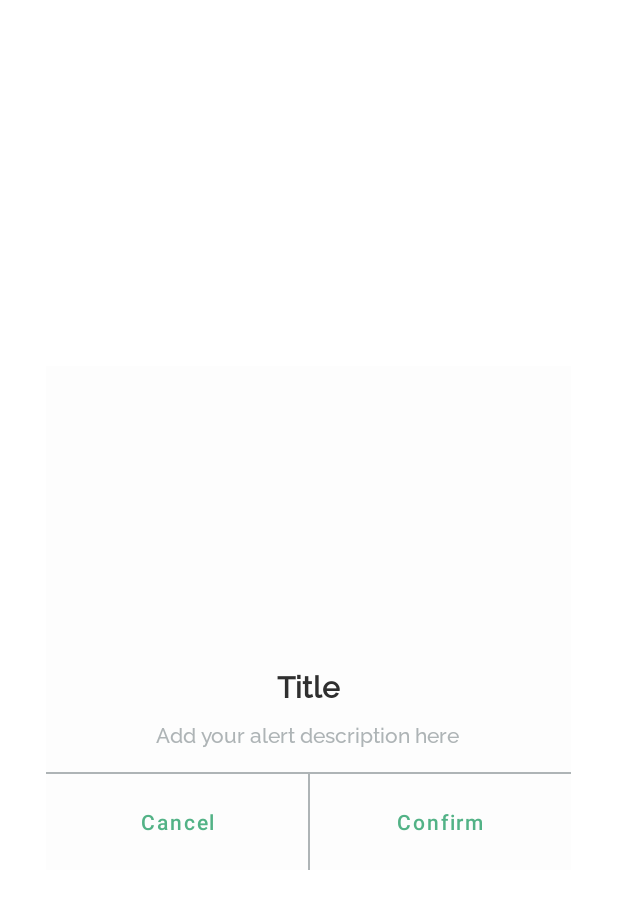
After one commit to ChickenCombo/disaster-online-reporting-application, an Android app: the layout alert_dialog.xml on its own in the app's theme, with its tools: preview values and no code run, on a phone screen of 412 x 824 dp. The commit adds this screen. Shown: the top 909 px of the screen. Run offline under Robolectric (Android 15) with nearby library versions, the phone set to English and light mode, and no system bars.

Commit message:
Added custom alert dialogs

```diff
--- /dev/null
+++ b/app/src/main/res/drawable/bg_alert_dialog.xml
@@ -0,0 +1,6 @@
+<?xml version="1.0" encoding="utf-8"?>
+<shape xmlns:android="http://schemas.android.com/apk/res/android"
+    android:shape="rectangle">
+    <solid android:color="@color/white" />
+    <corners android:radius="12sp" />
+</shape>
--- /dev/null
+++ b/app/src/main/res/layout/alert_dialog.xml
@@ -0,0 +1,104 @@
+<?xml version="1.0" encoding="utf-8"?>
+<androidx.constraintlayout.widget.ConstraintLayout xmlns:android="http://schemas.android.com/apk/res/android"
+    android:layout_width="350dp"
+    android:layout_gravity="center"
+    android:layout_height="wrap_content"
+    android:background="@color/safe_white"
+    xmlns:app="http://schemas.android.com/apk/res-auto">
+
+    <ImageView
+        android:id="@+id/ivAlertImage"
+        android:layout_width="match_parent"
+        android:layout_height="150dp"
+        android:layout_marginStart="16dp"
+        android:layout_marginTop="32dp"
+        android:layout_marginEnd="16dp"
+        app:layout_constraintEnd_toEndOf="parent"
+        app:layout_constraintStart_toStartOf="parent"
+        app:layout_constraintTop_toTopOf="parent" />
+
+    <TextView
+        android:id="@+id/tvAlertTitle"
+        android:layout_width="wrap_content"
+        android:layout_height="wrap_content"
+        android:layout_marginStart="8dp"
+        android:layout_marginTop="16dp"
+        android:layout_marginEnd="8dp"
+        android:text="Title"
+        android:fontFamily="@font/raleway"
+        android:textStyle="bold"
+        android:textColor="@color/safe_black"
+        android:textSize="20sp"
+        app:layout_constraintEnd_toEndOf="parent"
+        app:layout_constraintStart_toStartOf="parent"
+        app:layout_constraintTop_toBottomOf="@+id/ivAlertImage" />
+
+    <TextView
+        android:id="@+id/tvAlertDescription"
+        android:layout_width="0dp"
+        android:layout_height="wrap_content"
+        android:layout_marginStart="16dp"
+        android:layout_marginTop="8dp"
+        android:layout_marginEnd="18dp"
+        android:fontFamily="@font/raleway"
+        android:text="Add your alert description here"
+        android:textAlignment="center"
+        android:textColor="@color/primary_gray"
+        app:layout_constraintEnd_toEndOf="parent"
+        app:layout_constraintStart_toStartOf="parent"
+        app:layout_constraintTop_toBottomOf="@+id/tvAlertTitle" />
+
+    <View
+        android:id="@+id/horizontalDivider"
+        android:layout_width="0dp"
+        android:layout_height="1dp"
+        android:layout_marginTop="16dp"
+        android:background="@color/primary_gray"
+        app:layout_constraintEnd_toEndOf="parent"
+        app:layout_constraintStart_toStartOf="parent"
+        app:layout_constraintTop_toBottomOf="@+id/tvAlertDescription" />
+
+    <View
+        android:id="@+id/verticalDivider"
+        android:layout_width="1dp"
+        android:layout_height="0dp"
+        android:background="@color/primary_gray"
+        app:layout_constraintBottom_toBottomOf="parent"
+        app:layout_constraintEnd_toEndOf="parent"
+        app:layout_constraintStart_toStartOf="parent"
+        app:layout_constraintTop_toBottomOf="@+id/horizontalDivider" />
+
+    <Button
+        android:id="@+id/btnCancel"
+        android:layout_width="0dp"
+        android:layout_height="wrap_content"
+        android:layout_marginTop="8dp"
+        android:layout_marginBottom="8dp"
+        android:background="@android:color/transparent"
+        android:stateListAnimator="@null"
+        android:text="Cancel"
+        android:textAllCaps="false"
+        android:textColor="@color/primary_green"
+        app:layout_constraintBottom_toBottomOf="parent"
+        app:layout_constraintEnd_toStartOf="@+id/verticalDivider"
+        app:layout_constraintHorizontal_bias="1.0"
+        app:layout_constraintStart_toStartOf="parent"
+        app:layout_constraintTop_toBottomOf="@+id/horizontalDivider" />
+
+    <Button
+        android:id="@+id/btnConfirm"
+        android:layout_width="0dp"
+        android:layout_height="wrap_content"
+        android:layout_marginTop="8dp"
+        android:layout_marginBottom="8dp"
+        android:background="@android:color/transparent"
+        android:stateListAnimator="@null"
+        android:text="Confirm"
+        android:textAllCaps="false"
+        android:textColor="@color/primary_green"
+        app:layout_constraintBottom_toBottomOf="parent"
+        app:layout_constraintEnd_toEndOf="parent"
+        app:layout_constraintHorizontal_bias="0.0"
+        app:layout_constraintStart_toEndOf="@+id/verticalDivider"
+        app:layout_constraintTop_toBottomOf="@+id/horizontalDivider" />
+</androidx.constraintlayout.widget.ConstraintLayout>
--- a/app/src/main/res/values/themes.xml
+++ b/app/src/main/res/values/themes.xml
@@ -12,10 +12,18 @@
         <!-- Status bar color. -->
         <item name="android:statusBarColor" tools:targetApi="l">?attr/colorPrimaryVariant</item>
         <!-- Customize your theme here. -->
+        <item name="android:windowAnimationStyle">@style/dialogAnimation</item>
     </style>
 
     <style name="roundedImageView" parent="">
         <item name="cornerFamily">rounded</item>
         <item name="cornerSize">10dp</item>
     </style>
+
+    <style name="dialogAnimation">
+        <item name="android:layout_marginStart">16dp</item>
+        <item name="android:layout_marginEnd">16dp</item>
+        <item name="android:windowEnterAnimation">@android:anim/fade_in</item>
+        <item name="android:windowExitAnimation">@android:anim/fade_out</item>
+    </style>
 </resources>
```
Also changed, not shown: app/src/main/java/com/app/dorav4/activities/HotlinesActivity.java (+34 -9 lines), app/src/main/java/com/app/dorav4/adapters/CommentsAdapters.java (+36 -9 lines), app/src/main/java/com/app/dorav4/adapters/ReportsAdapter.java (+35 -11 lines), app/src/main/res/drawable/img_call.xml (added, +81 -0 lines), app/src/main/res/drawable/img_delete.xml (added, +90 -0 lines).
